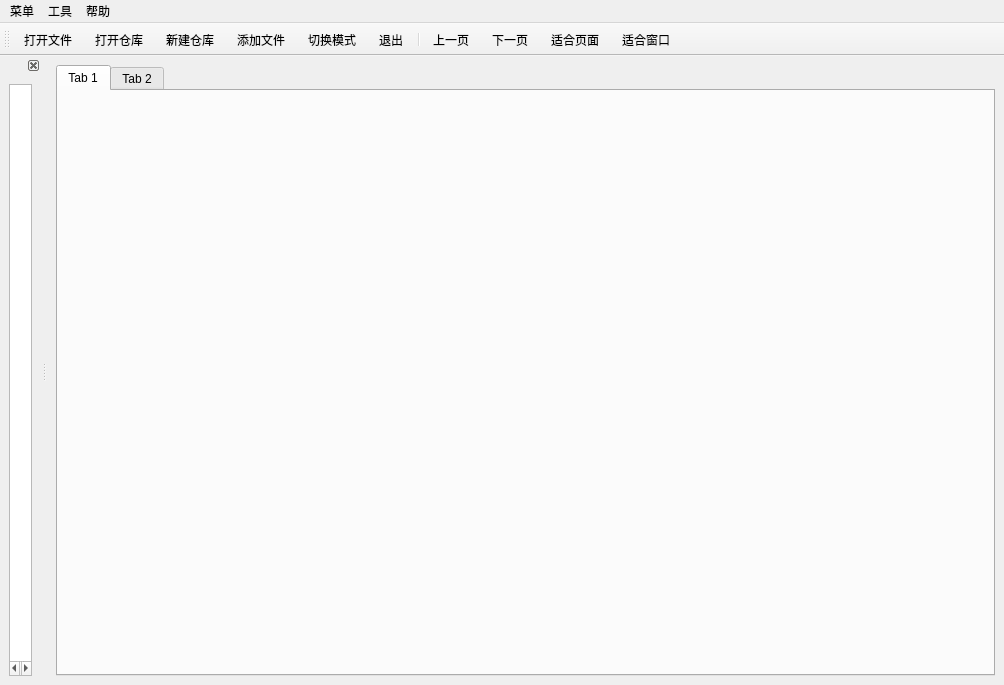
Above: PDF/mainwindow.ui from Godones/QT-Application before the change. Below: the same form after it.
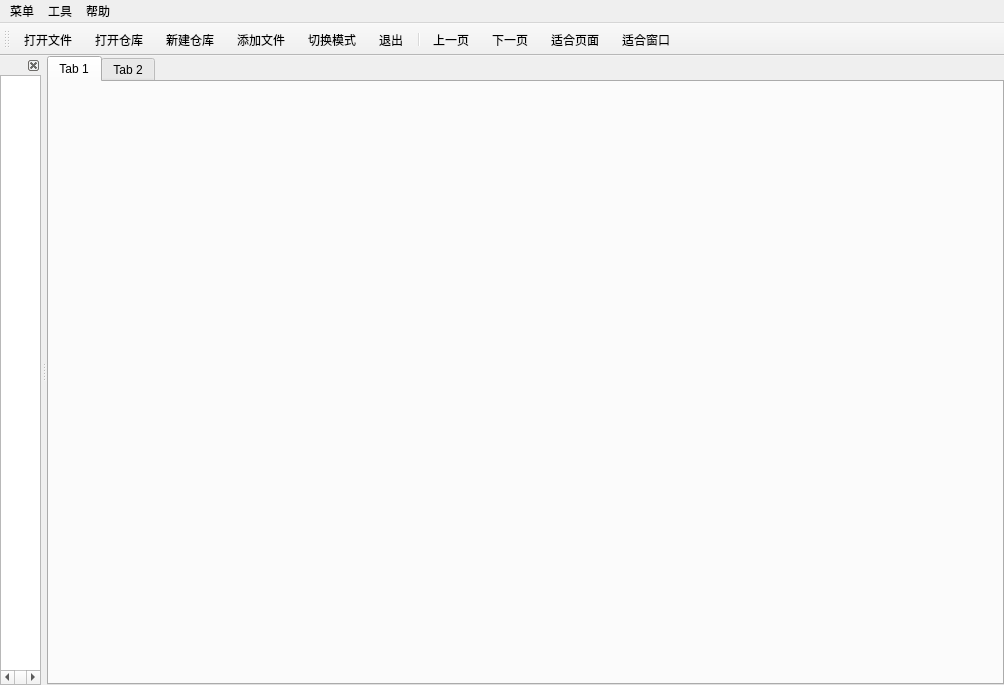
That is the form after the change. Icons and pictures are not drawn.

Diff of the .ui file:
```diff
--- a/PDF/mainwindow.ui
+++ b/PDF/mainwindow.ui
@@ -15,8 +15,26 @@
   </property>
   <widget class="QWidget" name="centralwidget">
    <layout class="QVBoxLayout" name="verticalLayout">
+    <property name="spacing">
+     <number>0</number>
+    </property>
+    <property name="leftMargin">
+     <number>0</number>
+    </property>
+    <property name="topMargin">
+     <number>0</number>
+    </property>
+    <property name="rightMargin">
+     <number>0</number>
+    </property>
+    <property name="bottomMargin">
+     <number>0</number>
+    </property>
     <item>
      <widget class="QTabWidget" name="tabWidget">
+      <property name="styleSheet">
+       <string notr="true"/>
+      </property>
       <widget class="QWidget" name="tab">
        <attribute name="title">
         <string>Tab 1</string>
@@ -117,6 +135,21 @@
    </attribute>
    <widget class="QWidget" name="dockWidgetContents_2">
     <layout class="QHBoxLayout" name="horizontalLayout_2">
+     <property name="spacing">
+      <number>0</number>
+     </property>
+     <property name="leftMargin">
+      <number>0</number>
+     </property>
+     <property name="topMargin">
+      <number>0</number>
+     </property>
+     <property name="rightMargin">
+      <number>0</number>
+     </property>
+     <property name="bottomMargin">
+      <number>0</number>
+     </property>
      <item>
       <widget class="QTreeWidget" name="treeWidget">
        <property name="sizePolicy">
```
